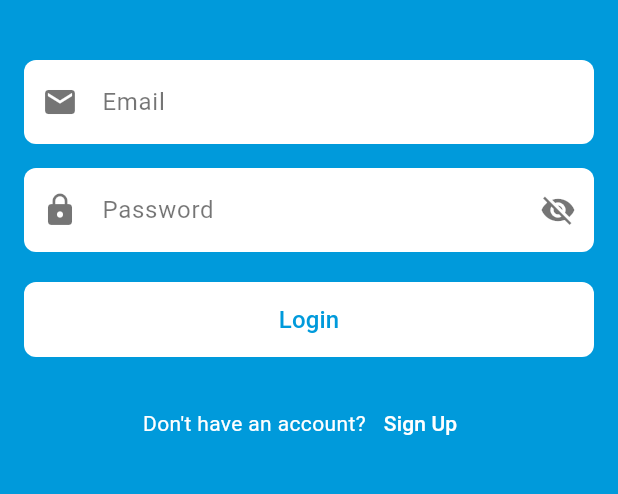
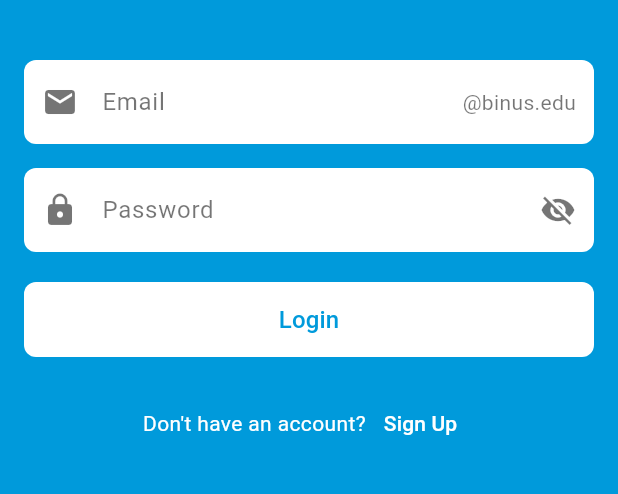
Before and after one commit to danielwidhiarto/asklab, a Flutter app: the screen it shows after launch, on a phone screen of 412 x 824 dp, the part 423-917 px from its top. Run offline on Flutter 3.47's test engine with Material 3 defaults, Android fonts, the phone set to English and light mode, and no system bars; our stand-ins replace cloud_firestore, firebase_auth, firebase_core, image_picker; accounts and stored records are empty.

Commit message:
add toggle email in login

```diff
--- a/lib/page/LoginPage.dart
+++ b/lib/page/LoginPage.dart
@@ -11,34 +11,40 @@ class LoginPage extends StatefulWidget {
 }
 
 class _LoginPageState extends State<LoginPage> {
-  bool _obscureText = true; // For password visibility toggle
+  bool _obscureText = true;
   final _emailController = TextEditingController();
   final _passwordController = TextEditingController();
   final _auth = FirebaseAuth.instance;
+  String _domain = 'binus.edu'; // Menambahkan variable domain
 
-  // Toggle password visibility
   void _togglePasswordVisibility() {
     setState(() {
       _obscureText = !_obscureText;
     });
   }
 
-  // Login method
+  // Menambahkan fungsi toggle domain
+  void _toggleDomain() {
+    setState(() {
+      _domain = _domain == 'binus.edu' ? 'binus.ac.id' : 'binus.edu';
+    });
+  }
+
   Future<void> _loginUser() async {
     try {
-      // Attempt to sign in with email and password
+      // Menggabungkan email dengan domain
+      String email = _emailController.text.trim() + '@$_domain';
+
       UserCredential userCredential = await _auth.signInWithEmailAndPassword(
-        email: _emailController.text,
+        email: email,
         password: _passwordController.text,
       );
 
-      // If login is successful, navigate to HomePage
       Navigator.pushReplacement(
         context,
         MaterialPageRoute(builder: (context) => const HomePage()),
       );
     } on FirebaseAuthException catch (e) {
-      // Handle errors
       ScaffoldMessenger.of(context)
           .showSnackBar(SnackBar(content: Text(e.message ?? 'Error')));
     }
@@ -62,7 +68,7 @@ class _LoginPageState extends State<LoginPage> {
                     color: Colors.white),
               ),
               const SizedBox(height: 40),
-              // Email Field
+              // Email Field dengan domain toggle
               TextField(
                 controller: _emailController,
                 style: const TextStyle(color: Colors.black),
@@ -76,10 +82,24 @@ class _LoginPageState extends State<LoginPage> {
                     borderSide: BorderSide.none,
                   ),
                   prefixIcon: const Icon(Icons.email, color: Colors.black54),
+                  suffixIcon: GestureDetector(
+                    onTap: _toggleDomain,
+                    child: Padding(
+                      padding: const EdgeInsets.only(right: 12.0),
+                      child: Row(
+                        mainAxisSize: MainAxisSize.min,
+                        children: [
+                          Text(
+                            '@$_domain',
+                            style: const TextStyle(color: Colors.black54),
+                          ),
+                        ],
+                      ),
+                    ),
+                  ),
                 ),
               ),
               const SizedBox(height: 16),
-              // Password Field with Toggle Visibility
               TextField(
                 controller: _passwordController,
                 obscureText: _obscureText,
@@ -104,7 +124,6 @@ class _LoginPageState extends State<LoginPage> {
                 ),
               ),
               const SizedBox(height: 20),
-              // Login Button
               MouseRegion(
                 onEnter: (_) {},
                 onExit: (_) {},
@@ -126,7 +145,6 @@ class _LoginPageState extends State<LoginPage> {
                 ),
               ),
               const SizedBox(height: 20),
-              // Register Link
               Row(
                 mainAxisAlignment: MainAxisAlignment.center,
                 children: [
```
